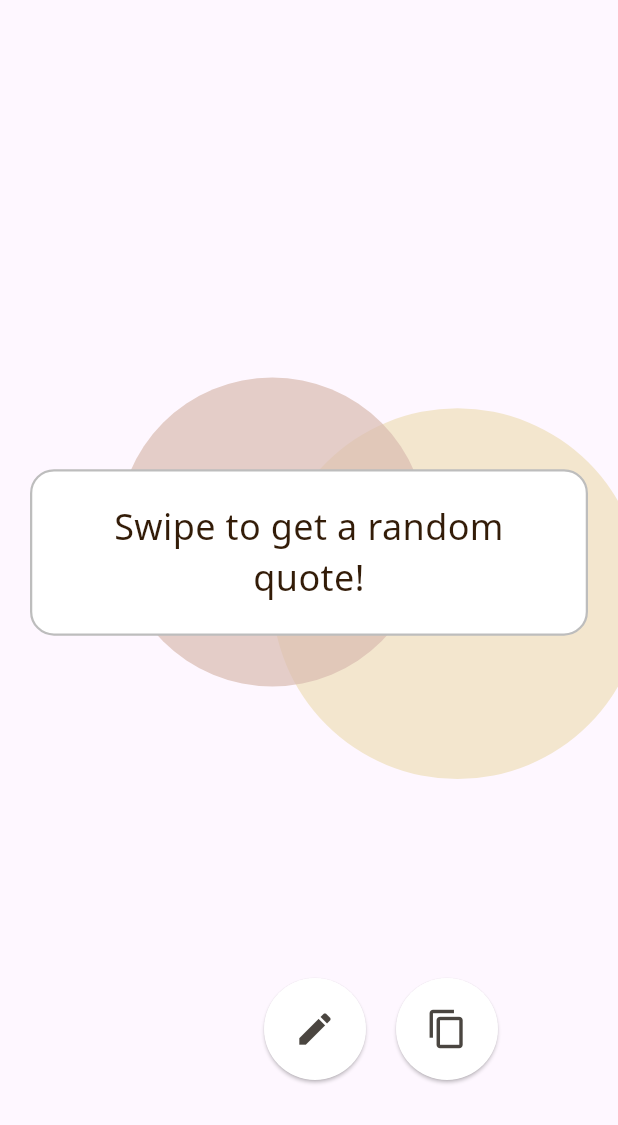
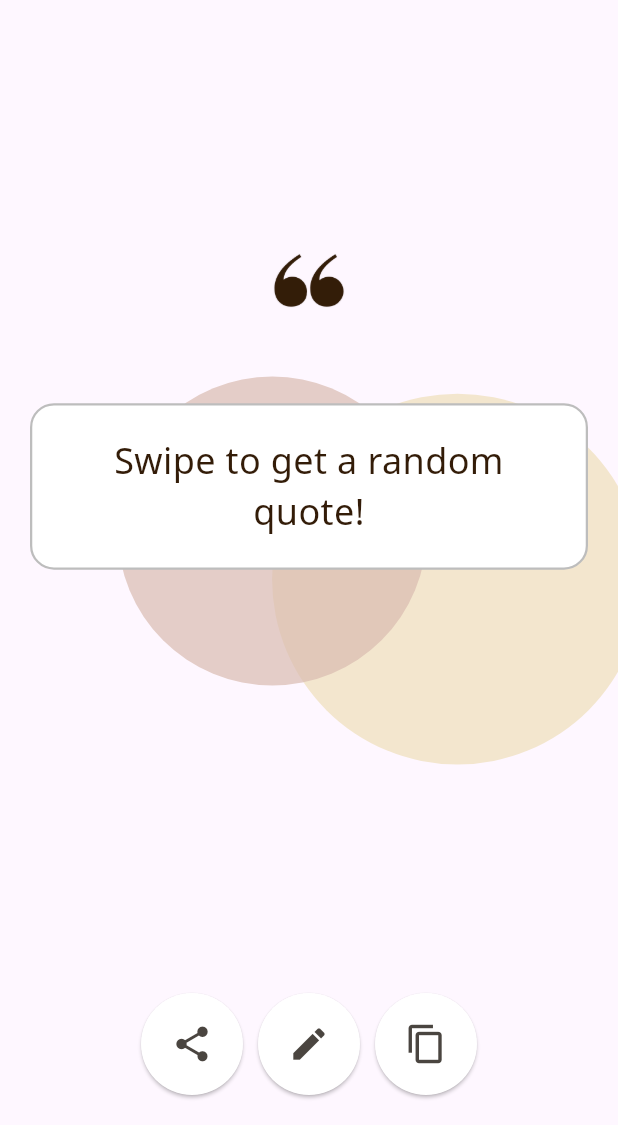
Before and after one commit to Armaan-Mahajan/Quotify, a Flutter app: the screen it shows after launch, on a phone screen of 412 x 824 dp, the part 111-1236 px from its top. Run offline on Flutter 3.47's test engine with Material 3 defaults, Android fonts, the phone set to English and light mode, and no system bars; drawn by our look-alikes of screenshot; our stand-ins replace google_fonts, share_plus; Roboto replaces fonts that are missing (Noto Sans).

Commit message:
Quote Sharing feature added Users can now share quotes in a .png file format
Changes to UI
- Buttons are now centered and evenly spaced
- Added a new element above the quote box- a quote mark
- CircularProgressIndicator is now layered on top of all other objects to add a more aesthetically appealing effect when loading

```diff
--- a/lib/quotes.dart
+++ b/lib/quotes.dart
@@ -5,6 +5,10 @@ import 'dart:convert';
 import 'package:http/http.dart' as http;
 import 'dart:math';
 import 'package:flutter/services.dart';
+import 'package:screenshot/screenshot.dart';
+import 'package:path_provider/path_provider.dart';
+import 'package:share_plus/share_plus.dart';
+import 'dart:io';
 
 class MainApp extends StatefulWidget {
   const MainApp({super.key});
@@ -23,12 +27,14 @@ class MainAppState extends State<MainApp> with TickerProviderStateMixin {
   bool isNavigating = false;
   String? customQuote;
   String? customSpeaker;
-  Color fieldBorderColor = Colors.grey.shade400; // Default border color
+  Color fieldBorderColor = Colors.grey.shade400;
 
   late AnimationController blobController1;
   late AnimationController blobController2;
   late Animation<Offset> blobAnimation1;
   late Animation<Offset> blobAnimation2;
+
+  ScreenshotController screenshotController = ScreenshotController();
 
   @override
   void initState() {
@@ -36,12 +42,14 @@ class MainAppState extends State<MainApp> with TickerProviderStateMixin {
     blobController1 = AnimationController(
       vsync: this,
       duration: const Duration(seconds: 10),
-    )..repeat(reverse: true);
+    )
+      ..repeat(reverse: true);
 
     blobController2 = AnimationController(
       vsync: this,
       duration: const Duration(seconds: 14),
-    )..repeat(reverse: true);
+    )
+      ..repeat(reverse: true);
 
     blobAnimation1 = Tween<Offset>(
       begin: Offset(0.2, 0.3),
@@ -64,11 +72,11 @@ class MainAppState extends State<MainApp> with TickerProviderStateMixin {
   }
 
   Future<void> fetchData() async {
-    // Check for existing custom quote
     if (customQuote != null || customSpeaker != null) {
       final shouldDiscard = await showDialog<bool>(
         context: context,
-        builder: (context) => AlertDialog(
+        builder: (context) =>
+            AlertDialog(
               title: const Text('Warning'),
               content: const Text(
                   'Viewing another quote will discard your custom quote. Continue?'),
@@ -84,12 +92,12 @@ class MainAppState extends State<MainApp> with TickerProviderStateMixin {
               ],
             ),
       );
-      if (shouldDiscard != true) return; // Abort fetch if not confirmed
+      if (shouldDiscard != true) return;
     }
 
     setState(() {
-      customQuote = null; // Reset custom quote
-      customSpeaker = null; // Reset custom speaker
+      customQuote = null;
+      customSpeaker = null;
       isLoading = true;
       opacity = 0.0;
     });
@@ -141,7 +149,8 @@ class MainAppState extends State<MainApp> with TickerProviderStateMixin {
         (customQuote != null || customSpeaker != null)) {
       final shouldDiscard = await showDialog<bool>(
         context: context,
-        builder: (context) => AlertDialog(
+        builder: (context) =>
+            AlertDialog(
               title: const Text('Warning'),
               content: const Text(
                   'Viewing a new quote will discard your custom quote. Continue?'),
@@ -202,7 +211,9 @@ class MainAppState extends State<MainApp> with TickerProviderStateMixin {
         final speakerController = TextEditingController();
 
         return Padding(
-          padding: MediaQuery.of(context).viewInsets,
+          padding: MediaQuery
+              .of(context)
+              .viewInsets,
           child: Container(
             padding: const EdgeInsets.all(16),
             decoration: BoxDecoration(
@@ -223,7 +234,6 @@ class MainAppState extends State<MainApp> with TickerProviderStateMixin {
             child: Column(
               mainAxisSize: MainAxisSize.min,
               children: [
-                // Gradient Border TextField
                 Container(
                   decoration: BoxDecoration(
                     gradient: LinearGradient(
@@ -231,7 +241,7 @@ class MainAppState extends State<MainApp> with TickerProviderStateMixin {
                     ),
                     borderRadius: BorderRadius.circular(16),
                   ),
-                  padding: const EdgeInsets.all(2), // Border thickness
+                  padding: const EdgeInsets.all(2),
                   child: TextField(
                     controller: quoteController,
                     decoration: InputDecoration(
@@ -320,27 +330,44 @@ class MainAppState extends State<MainApp> with TickerProviderStateMixin {
     }
   }
 
+  Future<void> shareQuoteAsImage() async {
+    try {
+      final image = await screenshotController.capture();
+      if (image == null) return;
+
+      final directory = await getTemporaryDirectory();
+      final imagePath = File('${directory.path}/quote.png');
+      await imagePath.writeAsBytes(image);
+
+      await Share.shareXFiles([XFile(imagePath.path)],
+          text: 'Here is an inspiring quote!');
+    } catch (e) {
+      if (mounted) {  // Check if the widget is still mounted
+        ScaffoldMessenger.of(context).showSnackBar(
+          const SnackBar(content: Text('Failed to share quote as image.')),
+        );
+      }
+    }
+  }
+
   @override
   Widget build(BuildContext context) {
     return Scaffold(
       backgroundColor: const Color(0x00f7e6ca),
       body: Stack(
         children: [
-          AnimatedBuilder(
-            animation: Listenable.merge([blobController1, blobController2]),
-            builder: (context, child) {
-              return CustomPaint(
-                painter: BlobPainter(
-                  blob1Position: blobAnimation1.value,
-                  blob2Position: blobAnimation2.value,
+          if (isLoading)
+            Positioned.fill(
+              child: Column(
+                mainAxisAlignment: MainAxisAlignment.center,
+                children: [
+                  CircularProgressIndicator(
+                    color: Color(0xff4a4540),
                   ),
-                size: MediaQuery.of(context).size,
-              );
-            },
+                ],
               ),
-          Column(
-            children: [
-              // Header and Logo
+            ),
+          Column(children: [
             SafeArea(
               child: Container(
                 margin: const EdgeInsets.symmetric(vertical: 20.0),
@@ -366,7 +393,37 @@ class MainAppState extends State<MainApp> with TickerProviderStateMixin {
                 ),
               ),
             ),
-              // Quote Section
+            Expanded(
+              child: GestureDetector(
+                onPanUpdate: (details) {
+                  if (details.delta.dx > 0) {
+                    navigateHistory(-1);
+                  } else if (details.delta.dx < 0) {
+                    navigateHistory(1);
+                  }
+                },
+                child: Screenshot(
+                  controller: screenshotController,
+                  child: Stack(
+                    children: [
+                      AnimatedBuilder(
+                        animation: Listenable.merge(
+                            [blobController1, blobController2]),
+                        builder: (context, child) {
+                          return CustomPaint(
+                            painter: BlobPainter(
+                              blob1Position: blobAnimation1.value,
+                              blob2Position: blobAnimation2.value,
+                            ),
+                            size: MediaQuery
+                                .of(context)
+                                .size,
+                          );
+                        },
+                      ),
+                      Column(
+                        mainAxisAlignment: MainAxisAlignment.center,
+                        children: [
                           Expanded(
                             child: GestureDetector(
                               onPanUpdate: (details) {
@@ -378,21 +435,25 @@ class MainAppState extends State<MainApp> with TickerProviderStateMixin {
                               },
                               child: Stack(
                                 children: [
-                      // Display Quote
                                   AnimatedOpacity(
                                     opacity: opacity,
-                        duration: const Duration(milliseconds: 500),
+                                    duration:
+                                    const Duration(milliseconds: 500),
                                     child: Center(
                                       child: Column(
-                            mainAxisAlignment: MainAxisAlignment.center,
+                                        mainAxisAlignment:
+                                        MainAxisAlignment.center,
                                         children: [
                                           Container(
-                                padding: const EdgeInsets.all(20.0),
-                                margin: const EdgeInsets.symmetric(
+                                            padding:
+                                            const EdgeInsets.all(20.0),
+                                            margin:
+                                            const EdgeInsets.symmetric(
                                                 horizontal: 20.0),
                                             decoration: BoxDecoration(
                                               color: const Color(0xFFFFFFFF),
-                                  borderRadius: BorderRadius.circular(16.0),
+                                              borderRadius:
+                                              BorderRadius.circular(16.0),
                                               border: Border.all(
                                                 color: Colors.grey.shade400,
                                                 width: 1.5,
@@ -404,7 +465,8 @@ class MainAppState extends State<MainApp> with TickerProviderStateMixin {
                                               style: TextStyle(
                                                 fontFamily: 'Noto Sans',
                                                 fontSize: 24,
-                                    color: const Color(0xff331c08),
+                                                color:
+                                                const Color(0xff331c08),
                                               ),
                                             ),
                                           ),
@@ -414,25 +476,70 @@ class MainAppState extends State<MainApp> with TickerProviderStateMixin {
                                             textAlign: TextAlign.center,
                                             style: TextStyle(
                                               fontSize: 18,
-                                    color: const Color(0xff503823)),
+                                              color: const Color(0xff503823),
+                                            ),
                                           ),
                                         ],
                                       ),
                                     ),
                                   ),
-                      if (isLoading)
-                        const Center(
-                          child: CircularProgressIndicator(
-                            color: Color(0xff4a4540),
+                                  if (!isLoading)
+                                    Positioned(
+                                      bottom: 450,
+                                      left:
+                                      MediaQuery
+                                          .of(context)
+                                          .size
+                                          .width *
+                                          0.5 -
+                                          25,
+                                      child: AnimatedOpacity(
+                                        opacity: opacity,
+                                        duration:
+                                        const Duration(milliseconds: 500),
+                                        child: Image.asset(
+                                          'assets/images/quotemark.png',
+                                          width: 50,
+                                          height: 50,
                                         ),
                                       ),
-                      // Buttons
+                                    )
+                                ],
+                              ),
+                            ),
+                          ),
+                        ],
+                      ),
+                    ],
+                  ),
+                ),
+              ),
+            ),
             Positioned(
-                        bottom: 30,
-                        left: MediaQuery.of(context).size.width / 2 - 30,
+              left: MediaQuery
+                  .of(context)
+                  .size
+                  .width / 3 - 30,
+              child: Padding(
+                padding: const EdgeInsets.only(bottom: 20),
+                child: Center(
                   child: Row(
                     mainAxisAlignment: MainAxisAlignment.center,
                     children: [
+                      ElevatedButton(
+                        style: ElevatedButton.styleFrom(
+                          shape: const CircleBorder(),
+                          padding: const EdgeInsets.all(20),
+                          backgroundColor: Colors.white,
+                        ),
+                        onPressed: shareQuoteAsImage,
+                        child: const Icon(
+                          Icons.share,
+                          color: Color(0xff4a4540),
+                          size: 28.0,
+                        ),
+                      ),
+                      const SizedBox(width: 10),
                       ElevatedButton(
                         style: ElevatedButton.styleFrom(
                           shape: const CircleBorder(),
@@ -446,7 +553,7 @@ class MainAppState extends State<MainApp> with TickerProviderStateMixin {
                           size: 28.0,
                         ),
                       ),
-                            const SizedBox(width: 20),
+                      const SizedBox(width: 10),
                       ElevatedButton(
                         style: ElevatedButton.styleFrom(
                           shape: const CircleBorder(),
@@ -454,14 +561,12 @@ class MainAppState extends State<MainApp> with TickerProviderStateMixin {
                           backgroundColor: Colors.white,
                         ),
                         onPressed: () {
-                                Clipboard.setData(ClipboardData(
-                                        text: '$quote - $speaker'))
+                          Clipboard.setData(
+                              ClipboardData(text: '$quote - $speaker'))
                               .then((_) {
                             if (mounted) {
-                                    WidgetsBinding.instance
-                                        .addPostFrameCallback((_) {
-                                      ScaffoldMessenger.of(context)
-                                          .showSnackBar(
+                              WidgetsBinding.instance.addPostFrameCallback((_) {
+                                ScaffoldMessenger.of(context).showSnackBar(
                                   const SnackBar(
                                     content: Text('Quote copied!'),
                                   ),
@@ -478,8 +583,6 @@ class MainAppState extends State<MainApp> with TickerProviderStateMixin {
                       ),
                     ],
                   ),
-                      ),
-                    ],
                 ),
               ),
             ),
```
Lines whose indentation alone changed are shown as unchanged.
